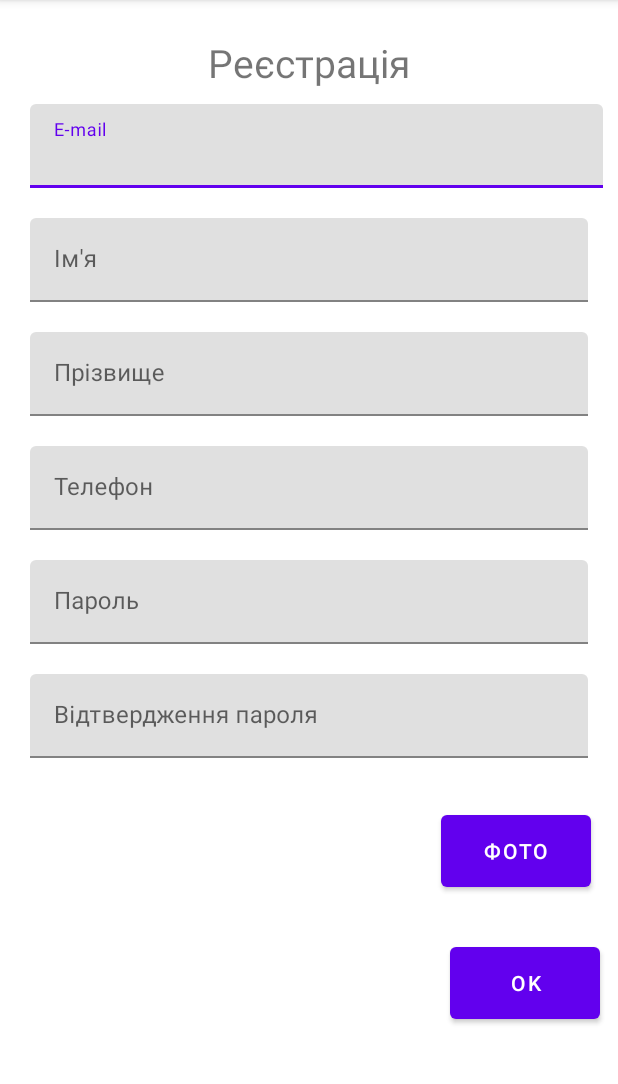
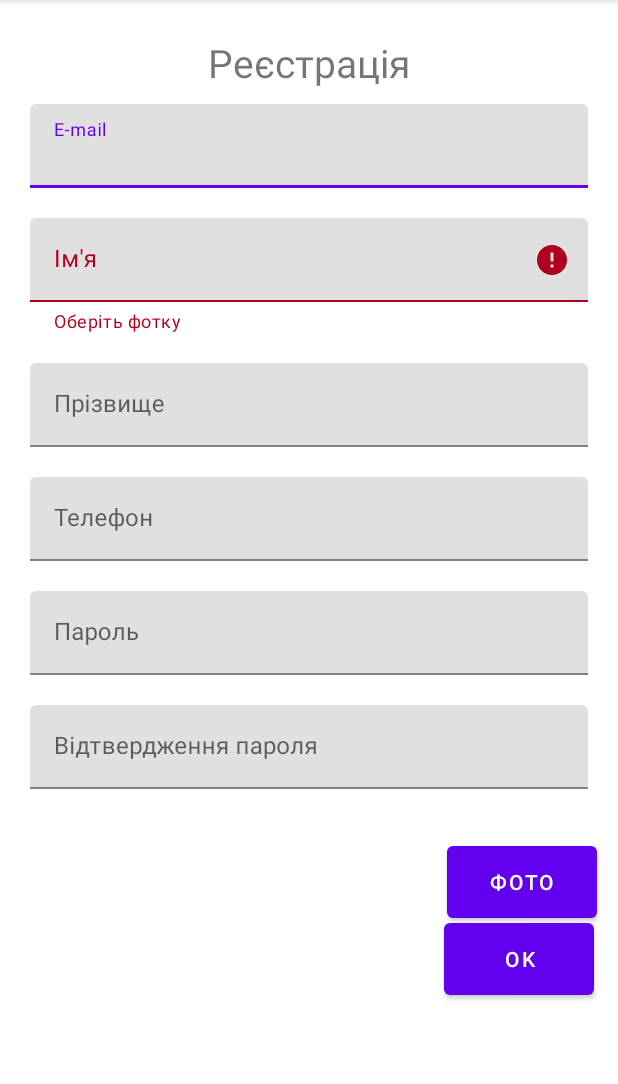
Before and after one commit to Andrey0712/androidATB, an Android app: the screen it shows after launch (MainActivity), after a tap on "ФОТО", on a phone screen of 412 x 824 dp, the part 84-1168 px from its top. Run offline under Robolectric (Android 15) with nearby library versions, the phone set to English and light mode, and no system bars; pictures from the network do not load; 1 other tap on this screen came first.

Commit message:
android register finish

```diff
--- a/Atb/app/src/main/java/com/example/myatb/MainActivity.java
+++ b/Atb/app/src/main/java/com/example/myatb/MainActivity.java
@@ -2,8 +2,14 @@ package com.example.myatb;
 
 import androidx.appcompat.app.AppCompatActivity;
 
+import android.content.Intent;
+import android.graphics.Bitmap;
+import android.net.Uri;
 import android.os.Bundle;
+import android.provider.MediaStore;
+import android.util.Base64;
 import android.view.View;
+import android.widget.ImageView;
 import android.widget.TextView;
 
 import com.example.myatb.network.account.AccountService;
@@ -14,6 +20,9 @@ import com.example.myatb.network.account.dto.ValidationRegisterDTO;
 import com.google.android.material.textfield.TextInputEditText;
 import com.google.android.material.textfield.TextInputLayout;
 import com.google.gson.Gson;
+
+import java.io.ByteArrayOutputStream;
+import java.io.IOException;
 
 import retrofit2.Call;
 import retrofit2.Callback;
@@ -35,6 +44,13 @@ public class MainActivity extends AppCompatActivity {
     private TextInputLayout textConfirmPassword;
     private TextInputEditText txtConfirmPassword;
 
+    // One Preview Image
+    ImageView IVPreviewImage;
+    // constant to compare
+    // the activity result code
+    int SELECT_PICTURE = 200;
+    String sImage="";
+
     @Override
     protected void onCreate(Bundle savedInstanceState) {
         super.onCreate(savedInstanceState);
@@ -54,6 +70,52 @@ public class MainActivity extends AppCompatActivity {
         textConfirmPassword=findViewById(R.id.textConfirmPassword);
         txtConfirmPassword=findViewById(R.id.txtConfirmPassword);
 
+        IVPreviewImage=findViewById(R.id.IVPreviewImage);
+
+    }
+
+    public void handleSelectImageClick(View view) {
+        // create an instance of the
+        // intent of the type image
+        Intent i = new Intent();
+        i.setType("image/*");
+        i.setAction(Intent.ACTION_GET_CONTENT);
+
+        // pass the constant to compare it
+        // with the returned requestCode
+        startActivityForResult(Intent.createChooser(i, "Select Picture"), SELECT_PICTURE);
+    }
+
+    // this function is triggered when user
+    // selects the image from the imageChooser
+    public void onActivityResult(int requestCode, int resultCode, Intent data) {
+        super.onActivityResult(requestCode, resultCode, data);
+
+        if (resultCode == RESULT_OK) {
+
+            // compare the resultCode with the
+            // SELECT_PICTURE constant
+            if (requestCode == SELECT_PICTURE) {
+                // Get the url of the image from data
+                Uri uri = data.getData();
+                // update the preview image in the layout
+                IVPreviewImage.setImageURI(uri);
+                Bitmap bitmap= null;
+                try {
+                    bitmap = MediaStore.Images.Media.getBitmap(getContentResolver(),uri);
+                } catch (IOException e) {
+                    e.printStackTrace();
+                }
+                // initialize byte stream
+                ByteArrayOutputStream stream=new ByteArrayOutputStream();
+                // compress Bitmap
+                bitmap.compress(Bitmap.CompressFormat.JPEG,100,stream);
+                // Initialize byte array
+                byte[] bytes=stream.toByteArray();
+                // get base64 encoded string
+                sImage= Base64.encodeToString(bytes,Base64.DEFAULT);
+            }
+        }
     }
 
     public void  handleClick(View view){
@@ -66,6 +128,7 @@ public class MainActivity extends AppCompatActivity {
         registerDto.setPhone(txtPhone.getText().toString());
         registerDto.setPassword(txtPassword.getText().toString());
         registerDto.setConfirmPassword(txtConfirmPassword.getText().toString());
+        registerDto.setPhoto(sImage);
 
         if(!validationFields(registerDto))
             return;
@@ -132,6 +195,11 @@ public class MainActivity extends AppCompatActivity {
             textFieldFirstName.setError("Підтвердіть пароль");
             return false;
         }
+        textFieldFirstName.setError("");
+        if (sImage.equals("")) {
+            textFieldFirstName.setError("Оберіть фотку");
+            return false;
+        }
         return  true;
     }
 
--- a/Atb/app/src/main/res/layout/activity_main.xml
+++ b/Atb/app/src/main/res/layout/activity_main.xml
@@ -26,8 +26,8 @@
             android:id="@+id/button"
             android:layout_width="100dp"
             android:layout_height="60dp"
-        android:layout_marginStart="300dp"
-        android:layout_marginTop="500dp"
+            android:layout_marginStart="296dp"
+            android:layout_marginTop="484dp"
             android:onClick="handleClick"
             android:text="@string/regist"
             app:layout_constraintStart_toStartOf="parent"
@@ -39,7 +39,7 @@
         android:layout_height="wrap_content"
         android:layout_marginStart="20dp"
         android:layout_marginTop="10dp"
-        android:layout_marginEnd="10dp"
+        android:layout_marginEnd="20dp"
         android:hint="@string/email"
         app:layout_constraintEnd_toEndOf="parent"
         app:layout_constraintStart_toStartOf="parent"
@@ -147,16 +147,27 @@
 
     </com.google.android.material.textfield.TextInputLayout>
 
+        <ImageView
+            android:id="@+id/IVPreviewImage"
+            android:layout_width="match_parent"
+            android:layout_height="150dp"
+            android:layout_marginStart="40dp"
+            android:layout_marginTop="20dp"
+            android:layout_marginEnd="150dp"
+            app:layout_constraintTop_toBottomOf="@+id/textConfirmPassword"
+            tools:layout_editor_absoluteX="0dp" />
+
+
         <Button
             android:id="@+id/btnSelectImage"
             android:layout_width="100dp"
             android:layout_height="60dp"
+            android:layout_marginStart="25dp"
             android:layout_marginTop="32dp"
-        android:layout_marginStart="25dp"
             android:onClick="handleSelectImageClick"
             android:text="@string/selectImage"
             app:layout_constraintEnd_toEndOf="parent"
-        app:layout_constraintHorizontal_bias="0.938"
+            app:layout_constraintHorizontal_bias="0.95"
             app:layout_constraintStart_toStartOf="parent"
             app:layout_constraintTop_toBottomOf="@+id/textConfirmPassword" />
 
```
Also changed, not shown: 1 other file. Lines whose indentation alone changed are shown as unchanged.
